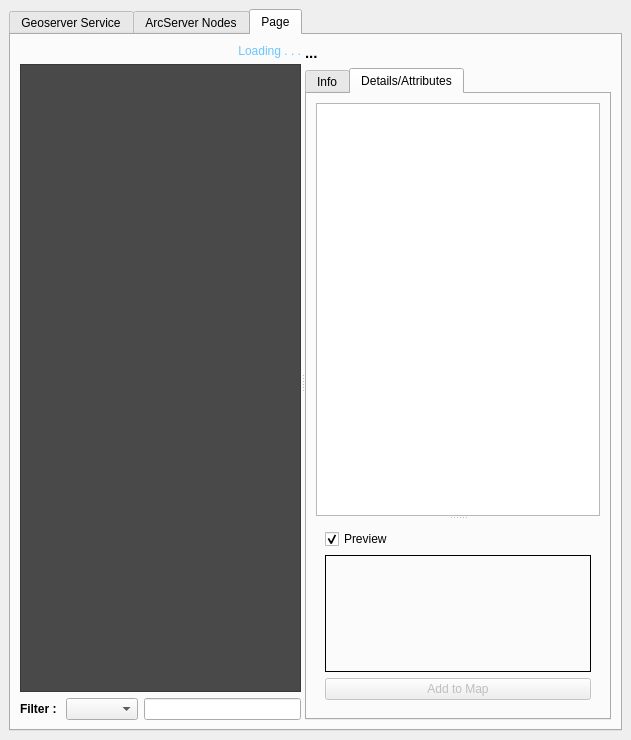
Above: src/ui/grData_dockwidget_base.ui from lymperis-e/Greek-Data-QGIS-Plugin before the change. Below: the same form after it.
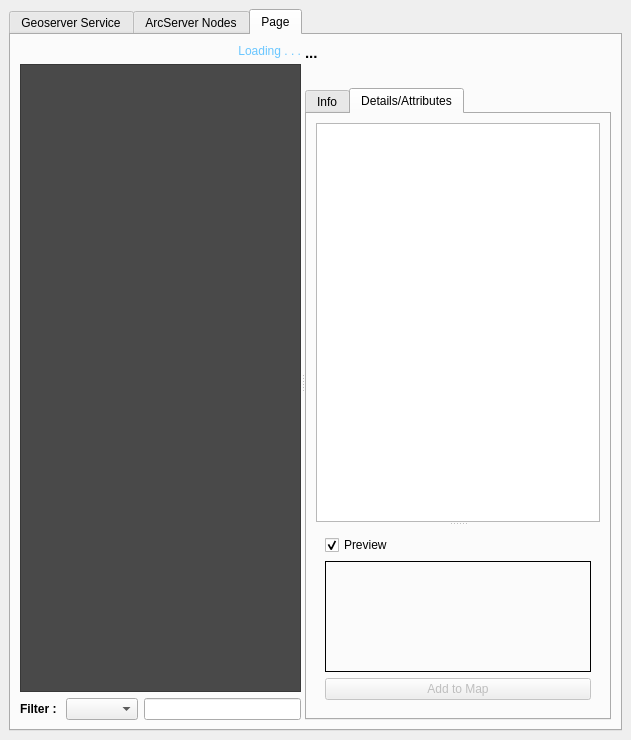
That is the form after the change. The open tabs and pages were chosen to show the change. Icons and pictures are not drawn.

Patch:
```diff
--- a/src/ui/grData_dockwidget_base.ui
+++ b/src/ui/grData_dockwidget_base.ui
@@ -1014,6 +1014,42 @@
                   </property>
                  </widget>
                 </item>
+                <item>
+                 <widget class="QLabel" name="current_layer_url_label">
+                  <property name="sizePolicy">
+                   <sizepolicy hsizetype="Expanding" vsizetype="Preferred">
+                    <horstretch>0</horstretch>
+                    <verstretch>0</verstretch>
+                   </sizepolicy>
+                  </property>
+                  <property name="font">
+                   <font>
+                    <family>Segoe UI</family>
+                    <pointsize>9</pointsize>
+                    <weight>50</weight>
+                    <bold>false</bold>
+                    <strikeout>false</strikeout>
+                   </font>
+                  </property>
+                  <property name="cursor">
+                   <cursorShape>PointingHandCursor</cursorShape>
+                  </property>
+                  <property name="styleSheet">
+                   <string notr="true">QLabel{
+	colorr: rgb(0, 57, 117)
+}</string>
+                  </property>
+                  <property name="text">
+                   <string>&lt;layer url&gt;</string>
+                  </property>
+                  <property name="wordWrap">
+                   <bool>true</bool>
+                  </property>
+                  <property name="textInteractionFlags">
+                   <set>Qt::TextBrowserInteraction</set>
+                  </property>
+                 </widget>
+                </item>
                 <item>
                  <widget class="QTabWidget" name="tabWidget_3">
                   <property name="currentIndex">
```
Left out of the diff: 4 changed lines with no effect on the pictures.
